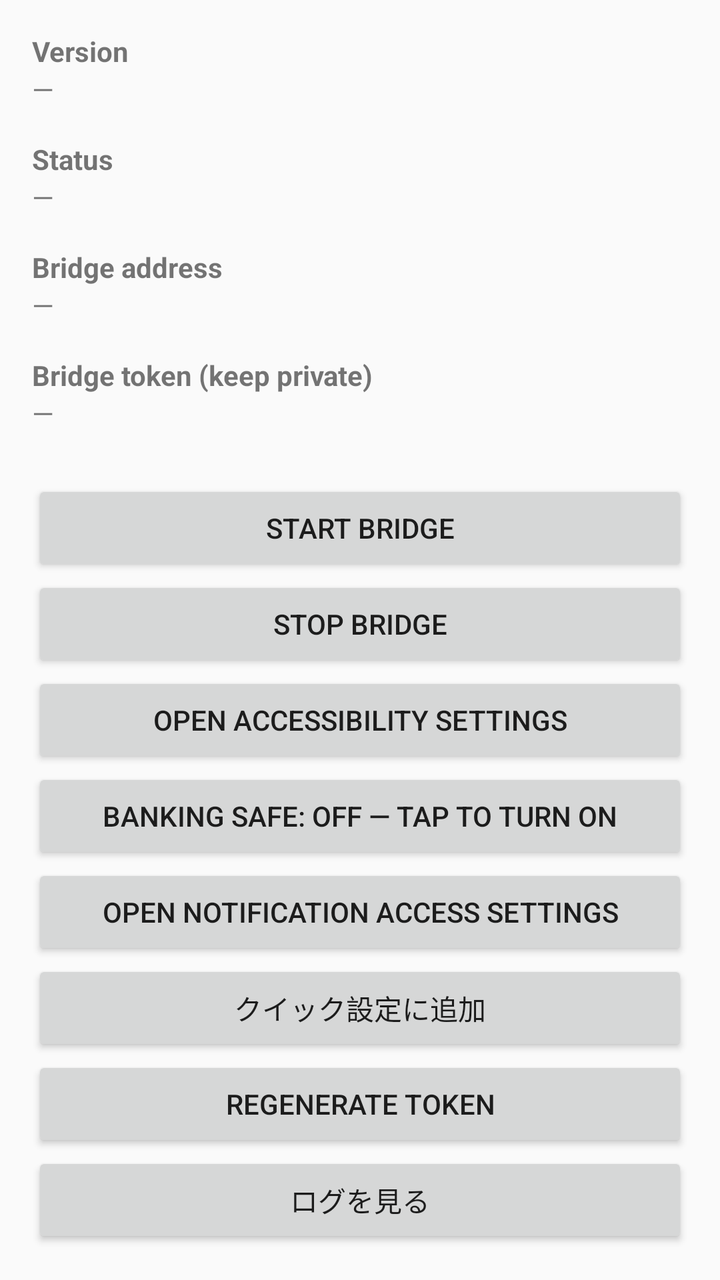
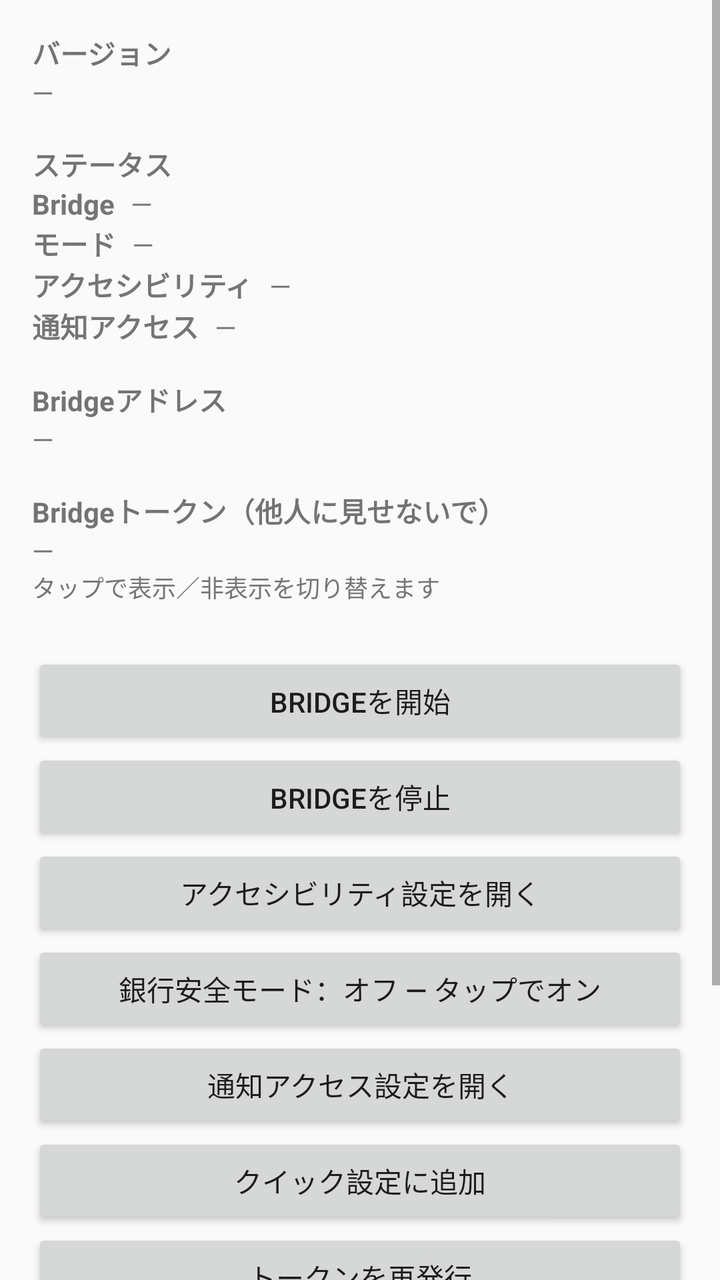

Before-and-after screenshots of an Android layout around one commit, followed by the original layout XML and the change that was made.
<!-- AndroidManifest.xml: application theme android:Theme.Material.Light.NoActionBar -->
<!-- res/layout/activity_main.xml -->
<?xml version="1.0" encoding="utf-8"?>
<LinearLayout xmlns:android="http://schemas.android.com/apk/res/android"
    android:layout_width="match_parent"
    android:layout_height="match_parent"
    android:orientation="vertical"
    android:padding="16dp">

    <TextView
        android:layout_width="wrap_content"
        android:layout_height="wrap_content"
        android:text="@string/title_version"
        android:textStyle="bold" />
    <TextView
        android:id="@+id/version_text"
        android:layout_width="match_parent"
        android:layout_height="wrap_content"
        android:text="—" />

    <TextView
        android:layout_width="wrap_content"
        android:layout_height="wrap_content"
        android:layout_marginTop="16dp"
        android:text="@string/title_status"
        android:textStyle="bold" />
    <TextView
        android:id="@+id/status_text"
        android:layout_width="match_parent"
        android:layout_height="wrap_content"
        android:text="—" />

    <TextView
        android:layout_width="wrap_content"
        android:layout_height="wrap_content"
        android:layout_marginTop="16dp"
        android:text="@string/title_address"
        android:textStyle="bold" />
    <TextView
        android:id="@+id/address_text"
        android:layout_width="match_parent"
        android:layout_height="wrap_content"
        android:text="—" />

    <TextView
        android:layout_width="wrap_content"
        android:layout_height="wrap_content"
        android:layout_marginTop="16dp"
        android:text="@string/title_token"
        android:textStyle="bold" />
    <TextView
        android:id="@+id/token_text"
        android:layout_width="match_parent"
        android:layout_height="wrap_content"
        android:text="—"
        android:textIsSelectable="true" />

    <Button
        android:id="@+id/start_button"
        android:layout_width="match_parent"
        android:layout_height="wrap_content"
        android:layout_marginTop="24dp"
        android:text="@string/btn_start" />
    <Button
        android:id="@+id/stop_button"
        android:layout_width="match_parent"
        android:layout_height="wrap_content"
        android:text="@string/btn_stop" />
    <Button
        android:id="@+id/accessibility_button"
        android:layout_width="match_parent"
        android:layout_height="wrap_content"
        android:text="@string/btn_accessibility" />
    <Button
        android:id="@+id/mode_button"
        android:layout_width="match_parent"
        android:layout_height="wrap_content"
        android:text="@string/btn_mode_minimal" />
    <Button
        android:id="@+id/notification_button"
        android:layout_width="match_parent"
        android:layout_height="wrap_content"
        android:text="@string/btn_notification" />
    <Button
        android:id="@+id/add_tile_button"
        android:layout_width="match_parent"
        android:layout_height="wrap_content"
        android:text="@string/btn_add_tile" />
    <Button
        android:id="@+id/regenerate_button"
        android:layout_width="match_parent"
        android:layout_height="wrap_content"
        android:text="@string/btn_regenerate" />
    <Button
        android:id="@+id/log_button"
        android:layout_width="match_parent"
        android:layout_height="wrap_content"
        android:text="@string/btn_log" />

    <TextView
        android:layout_width="match_parent"
        android:layout_height="wrap_content"
        android:layout_marginTop="24dp"
        android:text="@string/hint" />
</LinearLayout>
<!-- resources referenced by this layout -->
<resources>
  <string name="btn_accessibility">Open accessibility settings</string>
  <string name="btn_add_tile">クイック設定に追加</string>
  <string name="btn_log">ログを見る</string>
  <string name="btn_mode_minimal">Banking safe: OFF — tap to turn on</string>
  <string name="btn_notification">Open notification access settings</string>
  <string name="btn_regenerate">Regenerate token</string>
  <string name="btn_start">Start bridge</string>
  <string name="btn_stop">Stop bridge</string>
  <string name="hint">The bridge listens only on this phone (Tailscale address and localhost). Every request needs the token above. Stop the bridge when you are done.</string>
  <string name="title_address">Bridge address</string>
  <string name="title_status">Status</string>
  <string name="title_token">Bridge token (keep private)</string>
  <string name="title_version">Version</string>
</resources>

<!-- the commit's change to res/layout/activity_main.xml (unified diff, before → after) -->
@@ -1,103 +1,181 @@
 <?xml version="1.0" encoding="utf-8"?>
-<LinearLayout xmlns:android="http://schemas.android.com/apk/res/android"
+<ScrollView xmlns:android="http://schemas.android.com/apk/res/android"
     android:layout_width="match_parent"
-    android:layout_height="match_parent"
-    android:orientation="vertical"
-    android:padding="16dp">
+    android:layout_height="match_parent">
 
-    <TextView
-        android:layout_width="wrap_content"
-        android:layout_height="wrap_content"
-        android:text="@string/title_version"
-        android:textStyle="bold" />
-    <TextView
-        android:id="@+id/version_text"
+    <LinearLayout
         android:layout_width="match_parent"
         android:layout_height="wrap_content"
-        android:text="—" />
+        android:orientation="vertical"
+        android:padding="16dp">
 
-    <TextView
-        android:layout_width="wrap_content"
-        android:layout_height="wrap_content"
-        android:layout_marginTop="16dp"
-        android:text="@string/title_status"
-        android:textStyle="bold" />
-    <TextView
-        android:id="@+id/status_text"
-        android:layout_width="match_parent"
-        android:layout_height="wrap_content"
-        android:text="—" />
+        <TextView
+            android:layout_width="wrap_content"
+            android:layout_height="wrap_content"
+            android:text="@string/title_version"
+            android:textStyle="bold" />
+        <TextView
+            android:id="@+id/version_text"
+            android:layout_width="match_parent"
+            android:layout_height="wrap_content"
+            android:text="—" />
 
-    <TextView
-        android:layout_width="wrap_content"
-        android:layout_height="wrap_content"
-        android:layout_marginTop="16dp"
-        android:text="@string/title_address"
-        android:textStyle="bold" />
-    <TextView
-        android:id="@+id/address_text"
-        android:layout_width="match_parent"
-        android:layout_height="wrap_content"
-        android:text="—" />
+        <TextView
+            android:layout_width="wrap_content"
+            android:layout_height="wrap_content"
+            android:layout_marginTop="16dp"
+            android:text="@string/title_status"
+            android:textStyle="bold" />
+        <LinearLayout
+            android:layout_width="match_parent"
+            android:layout_height="wrap_content"
+            android:orientation="horizontal">
+            <TextView
+                android:layout_width="wrap_content"
+                android:layout_height="wrap_content"
+                android:text="@string/status_bridge_label"
+                android:textColor="@color/status_neutral"
+                android:textStyle="bold" />
+            <TextView
+                android:id="@+id/status_bridge_value"
+                android:layout_width="0dp"
+                android:layout_height="wrap_content"
+                android:layout_marginStart="8dp"
+                android:layout_weight="1"
+                android:text="—" />
+        </LinearLayout>
+        <LinearLayout
+            android:layout_width="match_parent"
+            android:layout_height="wrap_content"
+            android:orientation="horizontal">
+            <TextView
+                android:layout_width="wrap_content"
+                android:layout_height="wrap_content"
+                android:text="@string/status_mode_label"
+                android:textColor="@color/status_neutral"
+                android:textStyle="bold" />
+            <TextView
+                android:id="@+id/status_mode_value"
+                android:layout_width="0dp"
+                android:layout_height="wrap_content"
+                android:layout_marginStart="8dp"
+                android:layout_weight="1"
+                android:text="—" />
+        </LinearLayout>
+        <LinearLayout
+            android:layout_width="match_parent"
+            android:layout_height="wrap_content"
+            android:orientation="horizontal">
+            <TextView
+                android:layout_width="wrap_content"
+                android:layout_height="wrap_content"
+                android:text="@string/status_a11y_label"
+                android:textColor="@color/status_neutral"
+                android:textStyle="bold" />
+            <TextView
+                android:id="@+id/status_a11y_value"
+                android:layout_width="0dp"
+                android:layout_height="wrap_content"
+                android:layout_marginStart="8dp"
+                android:layout_weight="1"
+                android:text="—" />
+        </LinearLayout>
+        <LinearLayout
+            android:layout_width="match_parent"
+            android:layout_height="wrap_content"
+            android:orientation="horizontal">
+            <TextView
+                android:layout_width="wrap_content"
+                android:layout_height="wrap_content"
+                android:text="@string/status_notif_label"
+                android:textColor="@color/status_neutral"
+                android:textStyle="bold" />
+            <TextView
+                android:id="@+id/status_notif_value"
+                android:layout_width="0dp"
+                android:layout_height="wrap_content"
+                android:layout_marginStart="8dp"
+                android:layout_weight="1"
+                android:text="—" />
+        </LinearLayout>
 
-    <TextView
-        android:layout_width="wrap_content"
-        android:layout_height="wrap_content"
-        android:layout_marginTop="16dp"
-        android:text="@string/title_token"
-        android:textStyle="bold" />
-    <TextView
-        android:id="@+id/token_text"
-        android:layout_width="match_parent"
-        android:layout_height="wrap_content"
-        android:text="—"
-        android:textIsSelectable="true" />
+        <TextView
+            android:layout_width="wrap_content"
+            android:layout_height="wrap_content"
+            android:layout_marginTop="16dp"
+            android:text="@string/title_address"
+            android:textStyle="bold" />
+        <TextView
+            android:id="@+id/address_text"
+            android:layout_width="match_parent"
+            android:layout_height="wrap_content"
+            android:text="—" />
 
-    <Button
-        android:id="@+id/start_button"
-        android:layout_width="match_parent"
-        android:layout_height="wrap_content"
-        android:layout_marginTop="24dp"
-        android:text="@string/btn_start" />
-    <Button
-        android:id="@+id/stop_button"
-        android:layout_width="match_parent"
-        android:layout_height="wrap_content"
-        android:text="@string/btn_stop" />
-    <Button
-        android:id="@+id/accessibility_button"
-        android:layout_width="match_parent"
-        android:layout_height="wrap_content"
-        android:text="@string/btn_accessibility" />
-    <Button
-        android:id="@+id/mode_button"
-        android:layout_width="match_parent"
-        android:layout_height="wrap_content"
-        android:text="@string/btn_mode_minimal" />
-    <Button
-        android:id="@+id/notification_button"
-        android:layout_width="match_parent"
-        android:layout_height="wrap_content"
-        android:text="@string/btn_notification" />
-    <Button
-        android:id="@+id/add_tile_button"
-        android:layout_width="match_parent"
-        android:layout_height="wrap_content"
-        android:text="@string/btn_add_tile" />
-    <Button
-        android:id="@+id/regenerate_button"
-        android:layout_width="match_parent"
-        android:layout_height="wrap_content"
-        android:text="@string/btn_regenerate" />
-    <Button
-        android:id="@+id/log_button"
-        android:layout_width="match_parent"
-        android:layout_height="wrap_content"
-        android:text="@string/btn_log" />
+        <TextView
+            android:layout_width="wrap_content"
+            android:layout_height="wrap_content"
+            android:layout_marginTop="16dp"
+            android:text="@string/title_token"
+            android:textStyle="bold" />
+        <TextView
+            android:id="@+id/token_text"
+            android:layout_width="match_parent"
+            android:layout_height="wrap_content"
+            android:text="—"
+            android:textIsSelectable="true" />
+        <TextView
+            android:layout_width="match_parent"
+            android:layout_height="wrap_content"
+            android:text="@string/token_toggle_hint"
+            android:textColor="@color/status_neutral"
+            android:textSize="12sp" />
 
-    <TextView
-        android:layout_width="match_parent"
-        android:layout_height="wrap_content"
-        android:layout_marginTop="24dp"
-        android:text="@string/hint" />
-</LinearLayout>
+        <Button
+            android:id="@+id/start_button"
+            android:layout_width="match_parent"
+            android:layout_height="wrap_content"
+            android:layout_marginTop="24dp"
+            android:text="@string/btn_start" />
+        <Button
+            android:id="@+id/stop_button"
+            android:layout_width="match_parent"
+            android:layout_height="wrap_content"
+            android:text="@string/btn_stop" />
+        <Button
+            android:id="@+id/accessibility_button"
+            android:layout_width="match_parent"
+            android:layout_height="wrap_content"
+            android:text="@string/btn_accessibility" />
+        <Button
+            android:id="@+id/mode_button"
+            android:layout_width="match_parent"
+            android:layout_height="wrap_content"
+            android:text="@string/btn_mode_minimal" />
+        <Button
+            android:id="@+id/notification_button"
+            android:layout_width="match_parent"
+            android:layout_height="wrap_content"
+            android:text="@string/btn_notification" />
+        <Button
+            android:id="@+id/add_tile_button"
+            android:layout_width="match_parent"
+            android:layout_height="wrap_content"
+            android:text="@string/btn_add_tile" />
+        <Button
+            android:id="@+id/regenerate_button"
+            android:layout_width="match_parent"
+            android:layout_height="wrap_content"
+            android:text="@string/btn_regenerate" />
+        <Button
+            android:id="@+id/log_button"
+            android:layout_width="match_parent"
+            android:layout_height="wrap_content"
+            android:text="@string/btn_log" />
+
+        <TextView
+            android:layout_width="match_parent"
+            android:layout_height="wrap_content"
+            android:layout_marginTop="24dp"
+            android:text="@string/hint" />
+    </LinearLayout>
+</ScrollView>
<!-- resource entries referenced after the edit -->
@@ -1,17 +1,23 @@
 <!-- resources referenced by this layout -->
 <resources>
-  <string name="btn_accessibility">Open accessibility settings</string>
+  <color name="status_neutral">#757575</color>
+  <string name="btn_accessibility">アクセシビリティ設定を開く</string>
   <string name="btn_add_tile">クイック設定に追加</string>
   <string name="btn_log">ログを見る</string>
-  <string name="btn_mode_minimal">Banking safe: OFF — tap to turn on</string>
-  <string name="btn_notification">Open notification access settings</string>
-  <string name="btn_regenerate">Regenerate token</string>
-  <string name="btn_start">Start bridge</string>
-  <string name="btn_stop">Stop bridge</string>
-  <string name="hint">The bridge listens only on this phone (Tailscale address and localhost). Every request needs the token above. Stop the bridge when you are done.</string>
-  <string name="title_address">Bridge address</string>
-  <string name="title_status">Status</string>
-  <string name="title_token">Bridge token (keep private)</string>
-  <string name="title_version">Version</string>
+  <string name="btn_mode_minimal">銀行安全モード：オフ — タップでオン</string>
+  <string name="btn_notification">通知アクセス設定を開く</string>
+  <string name="btn_regenerate">トークンを再発行</string>
+  <string name="btn_start">Bridgeを開始</string>
+  <string name="btn_stop">Bridgeを停止</string>
+  <string name="hint">Bridgeはこの端末内でのみ待ち受けます（Tailscaleアドレスとlocalhost）。すべてのリクエストに上のトークンが必要です。使い終わったらBridgeを停止してください。</string>
+  <string name="status_a11y_label">アクセシビリティ</string>
+  <string name="status_bridge_label">Bridge</string>
+  <string name="status_mode_label">モード</string>
+  <string name="status_notif_label">通知アクセス</string>
+  <string name="title_address">Bridgeアドレス</string>
+  <string name="title_status">ステータス</string>
+  <string name="title_token">Bridgeトークン（他人に見せないで）</string>
+  <string name="title_version">バージョン</string>
+  <string name="token_toggle_hint">タップで表示／非表示を切り替えます</string>
 </resources>
 
